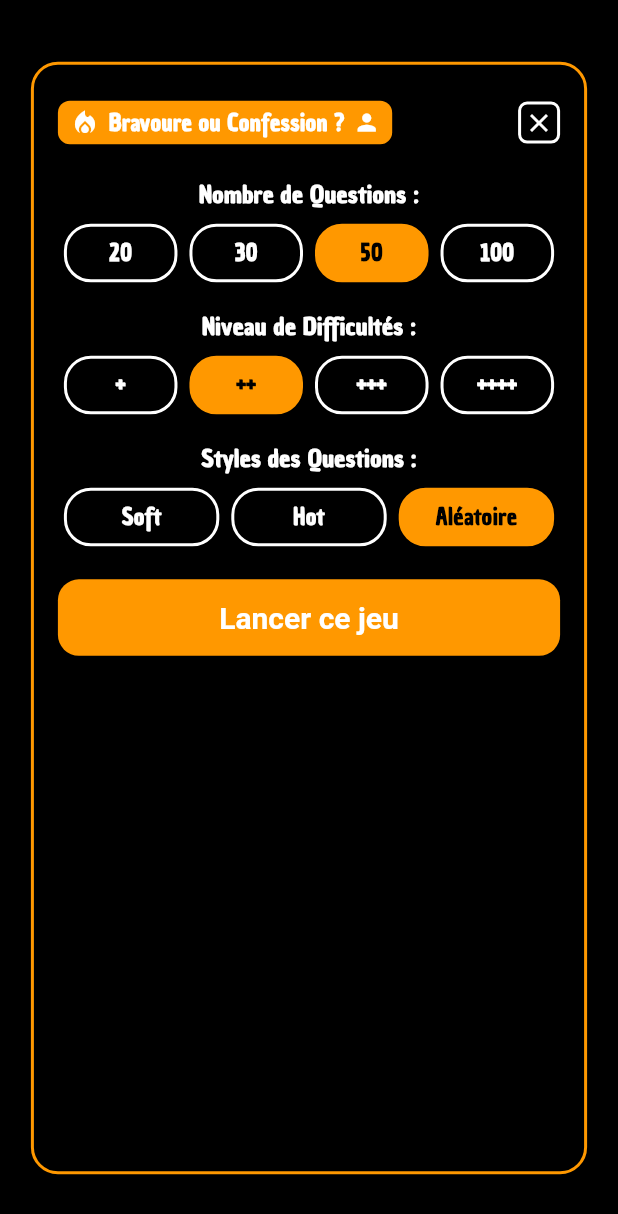
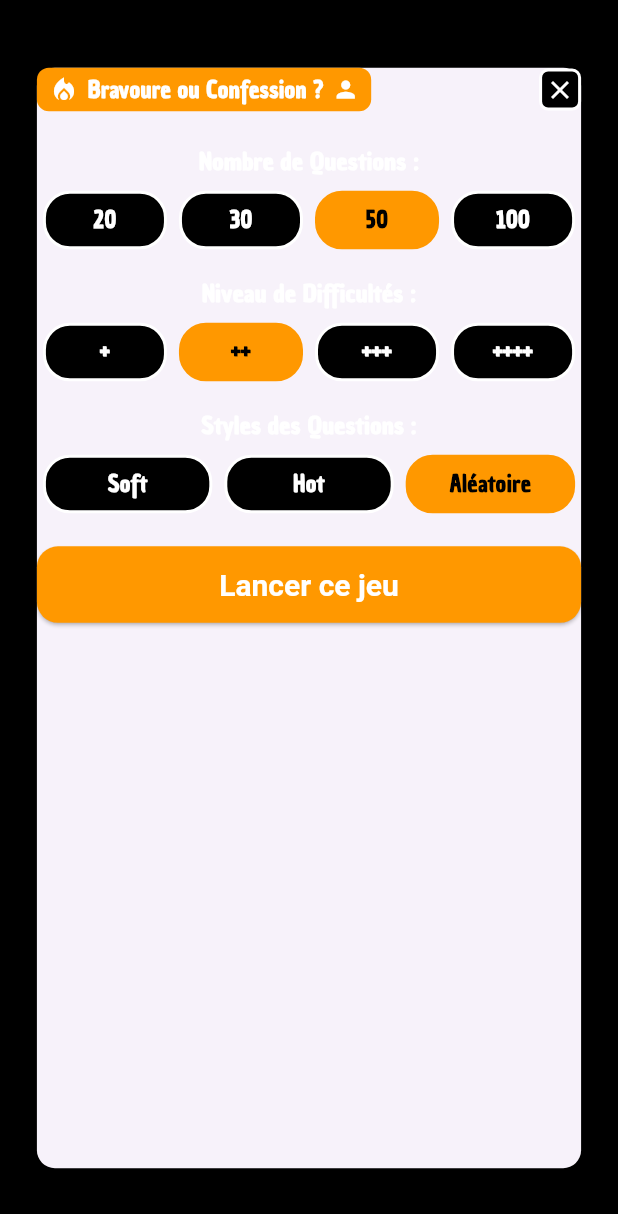
Before and after one commit to nonocro/aphero, a Flutter app: the BraveryOrConfessionRules screen opened directly, after a tap on "Suivant", on a phone screen of 412 x 824 dp. Shown: the top 1214 px of the screen. Run offline on Flutter 3.47's test engine with Material 3 defaults, Android fonts, the phone set to English and light mode, and no system bars.

Commit message:
fixup! FEAT : Adding of the game 'Bravery or Confession'.

```diff
--- a/lib/features/bravery_or_confession/bravery_or_confession_rules.dart
+++ b/lib/features/bravery_or_confession/bravery_or_confession_rules.dart
@@ -17,7 +17,7 @@ class BraveryOrConfessionRules extends StatelessWidget {
               Image.asset(
                 "assets/images/app_name_dark.png",
                 width: 300,
-                height: (MediaQuery.of(context).size.height * 0.18),
+                height: MediaQuery.sizeOf(context).height * 0.18,
               ),
               // Main orange card container
               Expanded(
@@ -36,7 +36,7 @@ class BraveryOrConfessionRules extends StatelessWidget {
                       ),
                       boxShadow: [
                         BoxShadow(
-                          color: Colors.black.withOpacity(0.2),
+                          color: Colors.black.withValues(alpha: 0.2),
                           blurRadius: 12,
                           offset: const Offset(0, 6),
                         ),
--- a/lib/features/bravery_or_confession/bravery_or_confession_settings.dart
+++ b/lib/features/bravery_or_confession/bravery_or_confession_settings.dart
@@ -1,3 +1,5 @@
+import 'package:aphero/features/bravery_or_confession/section_label.dart';
+import 'package:aphero/features/bravery_or_confession/select_button.dart';
 import 'package:flutter/material.dart';
 import 'package:aphero/main.dart';
 import 'package:aphero/features/bravery_or_confession/bravery_or_confession_game.dart';
@@ -15,7 +17,6 @@ class GameSetting {
   });
 }
 
-// This instance will be accessible everywhere this file is imported
 GameSetting gameSetting = GameSetting(nbQuestion: 50, difficulty: 2, style: "Aléatoire");
 
 class BraveryOrConfessionSettings extends StatefulWidget {
@@ -36,28 +37,18 @@ class _BraveryOrConfessionSettingsState extends State<BraveryOrConfessionSetting
 
   @override
   Widget build(BuildContext context) {
-    return Scaffold(
-      backgroundColor: AppColors.background,
-      body: SafeArea(
-        child: Container(
-          width: double.infinity,
-          height: double.infinity,
+    return SafeArea(
+      child: Scaffold(
+        body: Container(
           alignment: Alignment.center,
-          child: SingleChildScrollView(
-            child: Container(
-              width: MediaQuery.of(context).size.width * 0.9,
-              height: MediaQuery.of(context).size.height * 0.9,
-              padding: const EdgeInsets.symmetric(vertical: 24, horizontal: 16),
-              decoration: BoxDecoration(
-                color: AppColors.background,
-                borderRadius: BorderRadius.circular(18),
-                border: Border.all(color: AppColors.accent, width: 2),
-              ),
+          child: FractionallySizedBox(
+            widthFactor: 0.9,
+            heightFactor: 0.9,
+            child: Card(
               child: Column(
                 mainAxisSize: MainAxisSize.min,
                 crossAxisAlignment: CrossAxisAlignment.stretch,
                 children: [
-                  // Header
                   Row(
                     children: [
                       Container(
@@ -101,8 +92,7 @@ class _BraveryOrConfessionSettingsState extends State<BraveryOrConfessionSetting
                   ),
                   const SizedBox(height: 22),
 
-                  // Nombre de Questions
-                  const _SectionLabel("Nombre de Questions :"),
+                  const SectionLabel("Nombre de Questions :"),
                   const SizedBox(height: 8),
                   Row(
                     mainAxisAlignment: MainAxisAlignment.spaceEvenly,
@@ -111,7 +101,7 @@ class _BraveryOrConfessionSettingsState extends State<BraveryOrConfessionSetting
                       return Expanded(
                         child: Padding(
                           padding: const EdgeInsets.symmetric(horizontal: 2),
-                          child: _SelectButton(
+                          child: SelectButton(
                             label: q.toString(),
                             selected: selected,
                             onTap: () => setState(() {
@@ -125,8 +115,7 @@ class _BraveryOrConfessionSettingsState extends State<BraveryOrConfessionSetting
                   ),
                   const SizedBox(height: 18),
 
-                  // Niveau de Difficultés
-                  const _SectionLabel("Niveau de Difficultés :"),
+                  const SectionLabel("Niveau de Difficultés :"),
                   const SizedBox(height: 8),
                   Row(
                     mainAxisAlignment: MainAxisAlignment.spaceEvenly,
@@ -135,7 +124,7 @@ class _BraveryOrConfessionSettingsState extends State<BraveryOrConfessionSetting
                       return Expanded(
                         child: Padding(
                           padding: const EdgeInsets.symmetric(horizontal: 2),
-                          child: _SelectButton(
+                          child: SelectButton(
                             label: "+" * d,
                             selected: selected,
                             onTap: () => setState(() {
@@ -149,8 +138,7 @@ class _BraveryOrConfessionSettingsState extends State<BraveryOrConfessionSetting
                   ),
                   const SizedBox(height: 18),
 
-                  // Styles des Questions
-                  const _SectionLabel("Styles des Questions :"),
+                  const SectionLabel("Styles des Questions :"),
                   const SizedBox(height: 8),
                   Row(
                     mainAxisAlignment: MainAxisAlignment.spaceEvenly,
@@ -159,7 +147,7 @@ class _BraveryOrConfessionSettingsState extends State<BraveryOrConfessionSetting
                       return Expanded(
                         child: Padding(
                           padding: const EdgeInsets.symmetric(horizontal: 2),
-                          child: _SelectButton(
+                          child: SelectButton(
                             label: s,
                             selected: selected,
                             onTap: () => setState(() {
@@ -173,12 +161,10 @@ class _BraveryOrConfessionSettingsState extends State<BraveryOrConfessionSetting
                   ),
                   const SizedBox(height: 22),
 
-                  // Lancer ce jeu Button
                   SizedBox(
                     width: double.infinity,
                     child: ElevatedButton(
                       onPressed: () {
-                        // Navigate to the game page with selected settings
                         Navigator.push(
                           context,
                           MaterialPageRoute(
@@ -205,66 +191,8 @@ class _BraveryOrConfessionSettingsState extends State<BraveryOrConfessionSetting
               ),
             ),
           ),
-        ),
-      ),
+        )
+      )
     );
   }
 }
-
-class _SectionLabel extends StatelessWidget {
-  final String text;
-  const _SectionLabel(this.text);
-
-  @override
-  Widget build(BuildContext context) {
-    return Text(
-      text,
-      style: const TextStyle(
-        color: AppColors.textLight,
-        fontWeight: FontWeight.bold,
-        fontSize: 16,
-      ),
-      textAlign: TextAlign.center,
-    );
-  }
-}
-
-class _SelectButton extends StatelessWidget {
-  final String label;
-  final bool selected;
-  final VoidCallback onTap;
-
-  const _SelectButton({
-    required this.label,
-    required this.selected,
-    required this.onTap,
-  });
-
-  @override
-  Widget build(BuildContext context) {
-    return GestureDetector(
-      onTap: onTap,
-      child: Container(
-        margin: const EdgeInsets.symmetric(horizontal: 2),
-        padding: const EdgeInsets.symmetric(horizontal: 14, vertical: 7),
-        decoration: BoxDecoration(
-          color: selected ? AppColors.accent : AppColors.background,
-          border: Border.all(
-            color: selected ? AppColors.accent : AppColors.textLight,
-            width: 2,
-          ),
-          borderRadius: BorderRadius.circular(18),
-        ),
-        child: Text(
-          label,
-          textAlign: TextAlign.center,
-          style: TextStyle(
-            color: selected ? AppColors.textDark : AppColors.textLight,
-            fontWeight: FontWeight.bold,
-            fontSize: 15,
-          ),
-        ),
-      ),
-    );
-  }
-}
--- /dev/null
+++ b/lib/features/bravery_or_confession/section_label.dart
@@ -0,0 +1,20 @@
+import 'package:flutter/material.dart';
+import 'package:aphero/main.dart';
+
+class SectionLabel extends StatelessWidget {
+  final String text;
+  const SectionLabel(this.text, {super.key});
+
+  @override
+  Widget build(BuildContext context) {
+    return Text(
+      text,
+      style: const TextStyle(
+        color: AppColors.textLight,
+        fontWeight: FontWeight.bold,
+        fontSize: 16,
+      ),
+      textAlign: TextAlign.center,
+    );
+  }
+}
--- /dev/null
+++ b/lib/features/bravery_or_confession/select_button.dart
@@ -0,0 +1,42 @@
+import 'package:aphero/main.dart';
+import 'package:flutter/material.dart';
+
+class SelectButton extends StatelessWidget {
+  final String label;
+  final bool selected;
+  final VoidCallback onTap;
+
+  const SelectButton({super.key,
+    required this.label,
+    required this.selected,
+    required this.onTap,
+  });
+
+  @override
+  Widget build(BuildContext context) {
+    return GestureDetector(
+      onTap: onTap,
+      child: Container(
+        margin: const EdgeInsets.symmetric(horizontal: 2),
+        padding: const EdgeInsets.symmetric(horizontal: 14, vertical: 7),
+        decoration: BoxDecoration(
+          color: selected ? AppColors.accent : AppColors.background,
+          border: Border.all(
+            color: selected ? AppColors.accent : AppColors.textLight,
+            width: 2,
+          ),
+          borderRadius: BorderRadius.circular(18),
+        ),
+        child: Text(
+          label,
+          textAlign: TextAlign.center,
+          style: TextStyle(
+            color: selected ? AppColors.textDark : AppColors.textLight,
+            fontWeight: FontWeight.bold,
+            fontSize: 15,
+          ),
+        ),
+      ),
+    );
+  }
+}
```
